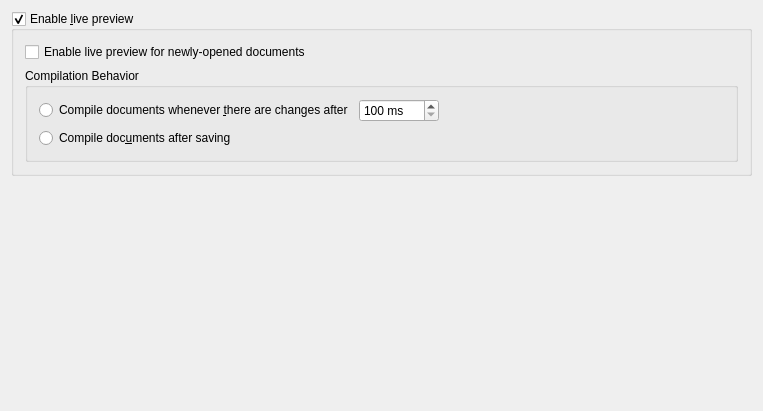
Qt form src/widgets/livepreviewconfigwidget.ui (KDE/kile) before a commit.
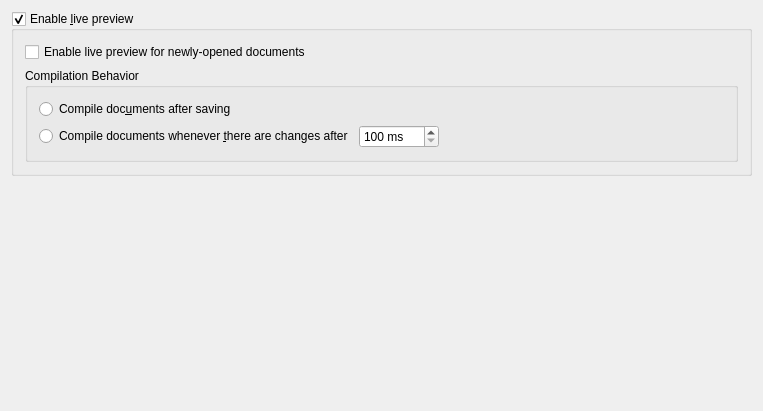
The same form after that commit.

Commit message: Set as compilation after saving as default for live preview

```diff
--- a/src/widgets/livepreviewconfigwidget.ui
+++ b/src/widgets/livepreviewconfigwidget.ui
@@ -48,6 +48,13 @@
          <string>Compilation Behavior</string>
         </property>
         <layout class="QVBoxLayout" name="verticalLayout">
+         <item>
+          <widget class="QRadioButton" name="m_compileDocumentOnSaveRadioButton">
+           <property name="text">
+            <string>Compile doc&amp;uments after saving</string>
+           </property>
+          </widget>
+         </item>
          <item>
           <layout class="QHBoxLayout" name="horizontalLayout">
            <item>
@@ -88,13 +95,6 @@
            </item>
           </layout>
          </item>
-         <item>
-          <widget class="QRadioButton" name="m_compileDocumentOnSaveRadioButton">
-           <property name="text">
-            <string>Compile doc&amp;uments after saving</string>
-           </property>
-          </widget>
-         </item>
         </layout>
        </widget>
       </item>
```
The commit also changes 1 other file.
